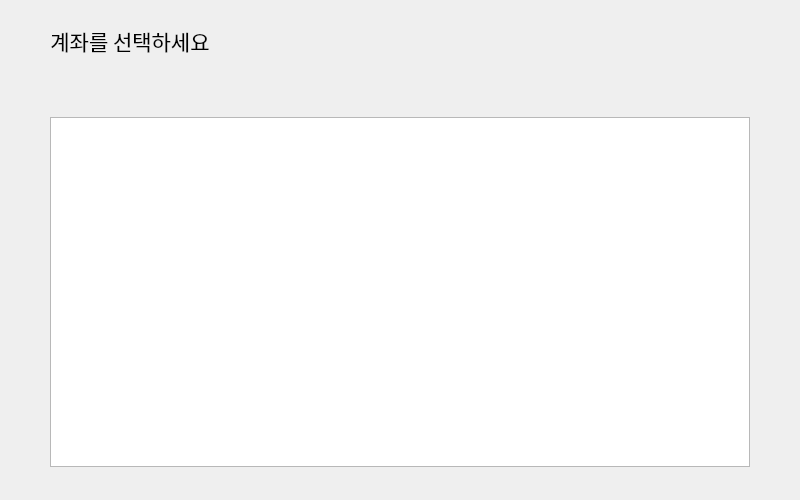
Qt form ui/account-list-page.ui (Veda-Qt/project) before a commit.
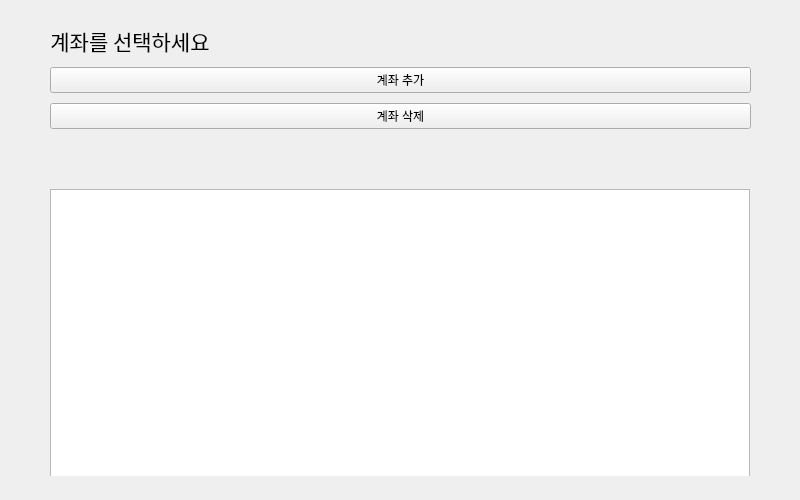
The same form after that commit. Icons and pictures are not drawn.

Commit message: FEATURE: add remove account btn

Diff of the .ui file:
```diff
--- a/ui/account-list-page.ui
+++ b/ui/account-list-page.ui
@@ -25,7 +25,7 @@
      <height>501</height>
     </rect>
    </property>
-   <layout class="QVBoxLayout" name="vlay1" stretch="0,0">
+   <layout class="QVBoxLayout" name="vlay1" stretch="0,0,0,0">
     <property name="spacing">
      <number>10</number>
     </property>
@@ -80,7 +80,21 @@
        <enum>Qt::TextFormat::AutoText</enum>
       </property>
       <property name="alignment">
-       <set>Qt::AlignmentFlag::AlignCenter</set>
+       <set>Qt::AlignCenter</set>
+      </property>
+     </widget>
+    </item>
+    <item>
+     <widget class="QPushButton" name="btn_acnt_add_dialog">
+      <property name="text">
+       <string>계좌 추가</string>
+      </property>
+     </widget>
+    </item>
+    <item>
+     <widget class="QPushButton" name="btn_acnt_del_dialog">
+      <property name="text">
+       <string>계좌 삭제</string>
       </property>
      </widget>
     </item>
@@ -101,7 +115,7 @@
          <x>0</x>
          <y>0</y>
          <width>701</width>
-         <height>402</height>
+         <height>343</height>
         </rect>
        </property>
        <widget class="QListView" name="lview_acnt">
```
Left out of the diff: 8 changed lines with no effect on the pictures. The commit also changes 16 other files.
